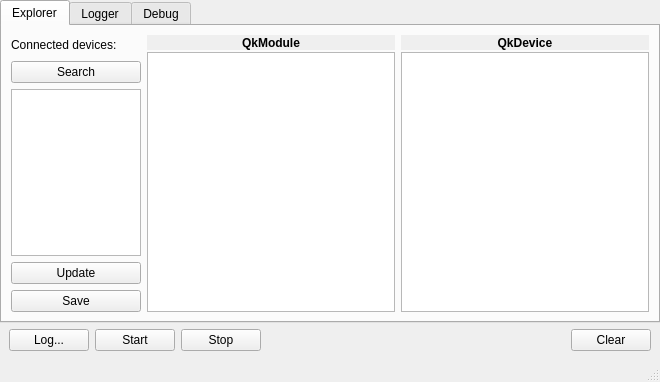
The window that gui/qkexplorerwidget.ui (QkThings/qkdaemon_old) describes before a commit, drawn with Qt 5.
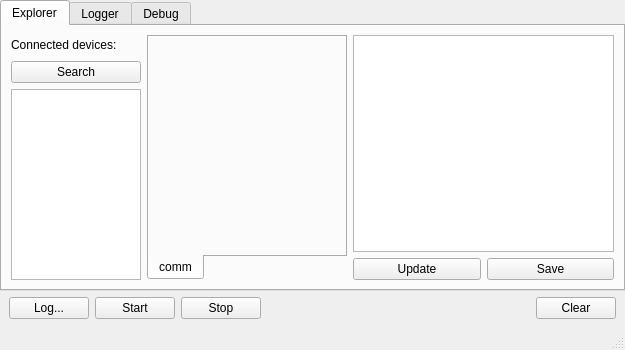
The same window after the commit. Custom widgets are drawn as their Qt base class.

Diff of the .ui file:
```diff
--- a/gui/qkexplorerwidget.ui
+++ b/gui/qkexplorerwidget.ui
@@ -6,8 +6,8 @@
    <rect>
     <x>0</x>
     <y>0</y>
-    <width>660</width>
-    <height>382</height>
+    <width>625</width>
+    <height>350</height>
    </rect>
   </property>
   <property name="windowTitle">
@@ -33,9 +33,12 @@
        <attribute name="title">
         <string>Explorer</string>
        </attribute>
-       <layout class="QHBoxLayout" name="horizontalLayout_3">
+       <layout class="QHBoxLayout" name="horizontalLayout_6">
         <item>
          <layout class="QVBoxLayout" name="verticalLayout_6">
+          <property name="sizeConstraint">
+           <enum>QLayout::SetFixedSize</enum>
+          </property>
           <item>
            <layout class="QHBoxLayout" name="horizontalLayout_2">
             <item>
@@ -65,6 +68,9 @@
           </item>
           <item>
            <layout class="QVBoxLayout" name="verticalLayout_5">
+            <property name="sizeConstraint">
+             <enum>QLayout::SetFixedSize</enum>
+            </property>
             <item>
              <widget class="QPushButton" name="search_button">
               <property name="text">
@@ -88,6 +94,80 @@
               </property>
              </widget>
             </item>
+           </layout>
+          </item>
+         </layout>
+        </item>
+        <item>
+         <widget class="QTabWidget" name="tabWidget">
+          <property name="minimumSize">
+           <size>
+            <width>200</width>
+            <height>0</height>
+           </size>
+          </property>
+          <property name="maximumSize">
+           <size>
+            <width>200</width>
+            <height>16777215</height>
+           </size>
+          </property>
+          <property name="tabPosition">
+           <enum>QTabWidget::South</enum>
+          </property>
+          <property name="currentIndex">
+           <number>0</number>
+          </property>
+          <widget class="QWidget" name="tab">
+           <attribute name="title">
+            <string>comm</string>
+           </attribute>
+           <layout class="QVBoxLayout" name="verticalLayout_10">
+            <item>
+             <widget class="BoardPanel" name="widget" native="true"/>
+            </item>
+           </layout>
+          </widget>
+         </widget>
+        </item>
+        <item>
+         <layout class="QVBoxLayout" name="verticalLayout_4">
+          <item>
+           <widget class="CPropertyBrowser" name="explorerTreeRight">
+            <property name="alternatingRowColors">
+             <bool>false</bool>
+            </property>
+            <property name="columnCount">
+             <number>3</number>
+            </property>
+            <attribute name="headerVisible">
+             <bool>false</bool>
+            </attribute>
+            <attribute name="headerDefaultSectionSize">
+             <number>20</number>
+            </attribute>
+            <attribute name="headerStretchLastSection">
+             <bool>false</bool>
+            </attribute>
+            <column>
+             <property name="text">
+              <string notr="true">1</string>
+             </property>
+            </column>
+            <column>
+             <property name="text">
+              <string notr="true">2</string>
+             </property>
+            </column>
+            <column>
+             <property name="text">
+              <string notr="true">3</string>
+             </property>
+            </column>
+           </widget>
+          </item>
+          <item>
+           <layout class="QHBoxLayout" name="horizontalLayout_3">
             <item>
              <widget class="QPushButton" name="update_button">
               <property name="text">
@@ -106,150 +186,6 @@
           </item>
          </layout>
         </item>
-        <item>
-         <layout class="QVBoxLayout" name="verticalLayout_4">
-          <property name="spacing">
-           <number>2</number>
-          </property>
-          <item>
-           <widget class="QLabel" name="boardTypeLabelLeft">
-            <property name="minimumSize">
-             <size>
-              <width>0</width>
-              <height>15</height>
-             </size>
-            </property>
-            <property name="font">
-             <font>
-              <weight>75</weight>
-              <bold>true</bold>
-             </font>
-            </property>
-            <property name="autoFillBackground">
-             <bool>true</bool>
-            </property>
-            <property name="text">
-             <string>QkModule</string>
-            </property>
-            <property name="alignment">
-             <set>Qt::AlignCenter</set>
-            </property>
-            <property name="margin">
-             <number>1</number>
-            </property>
-           </widget>
-          </item>
-          <item>
-           <widget class="CPropertyBrowser" name="explorerTreeLeft">
-            <property name="headerHidden">
-             <bool>true</bool>
-            </property>
-            <property name="columnCount">
-             <number>3</number>
-            </property>
-            <attribute name="headerVisible">
-             <bool>false</bool>
-            </attribute>
-            <attribute name="headerDefaultSectionSize">
-             <number>20</number>
-            </attribute>
-            <attribute name="headerStretchLastSection">
-             <bool>false</bool>
-            </attribute>
-            <column>
-             <property name="text">
-              <string notr="true">1</string>
-             </property>
-            </column>
-            <column>
-             <property name="text">
-              <string notr="true">2</string>
-             </property>
-            </column>
-            <column>
-             <property name="text">
-              <string notr="true">3</string>
-             </property>
-            </column>
-           </widget>
-          </item>
-         </layout>
-        </item>
-        <item>
-         <layout class="QVBoxLayout" name="verticalLayout_7">
-          <property name="spacing">
-           <number>2</number>
-          </property>
-          <item>
-           <widget class="QLabel" name="boardTypeLabelRight">
-            <property name="enabled">
-             <bool>true</bool>
-            </property>
-            <property name="minimumSize">
-             <size>
-              <width>0</width>
-              <height>15</height>
-             </size>
-            </property>
-            <property name="font">
-             <font>
-              <weight>75</weight>
-              <bold>true</bold>
-             </font>
-            </property>
-            <property name="autoFillBackground">
-             <bool>true</bool>
-            </property>
-            <property name="text">
-             <string>QkDevice</string>
-            </property>
-            <property name="scaledContents">
-             <bool>false</bool>
-            </property>
-            <property name="alignment">
-             <set>Qt::AlignCenter</set>
-            </property>
-            <property name="margin">
-             <number>1</number>
-            </property>
-           </widget>
-          </item>
-          <item>
-           <widget class="CPropertyBrowser" name="explorerTreeRight">
-            <property name="alternatingRowColors">
-             <bool>false</bool>
-            </property>
-            <property name="columnCount">
-             <number>3</number>
-            </property>
-            <attribute name="headerVisible">
-             <bool>false</bool>
-            </attribute>
-            <attribute name="headerDefaultSectionSize">
-             <number>20</number>
-            </attribute>
-            <attribute name="headerStretchLastSection">
-             <bool>false</bool>
-            </attribute>
-            <column>
-             <property name="text">
-              <string notr="true">1</string>
-             </property>
-            </column>
-            <column>
-             <property name="text">
-              <string notr="true">2</string>
-             </property>
-            </column>
-            <column>
-             <property name="text">
-              <string notr="true">3</string>
-             </property>
-            </column>
-           </widget>
-          </item>
-         </layout>
-        </item>
        </layout>
       </widget>
       <widget class="QWidget" name="loggerTab">
@@ -529,6 +465,12 @@
     <slot>removeAll()</slot>
    </slots>
   </customwidget>
+  <customwidget>
+   <class>BoardPanel</class>
+   <extends>QWidget</extends>
+   <header>boardpanel.h</header>
+   <container>1</container>
+  </customwidget>
  </customwidgets>
  <resources/>
  <connections>
```
Left out of the diff: 24 changed lines with no effect on the pictures.
